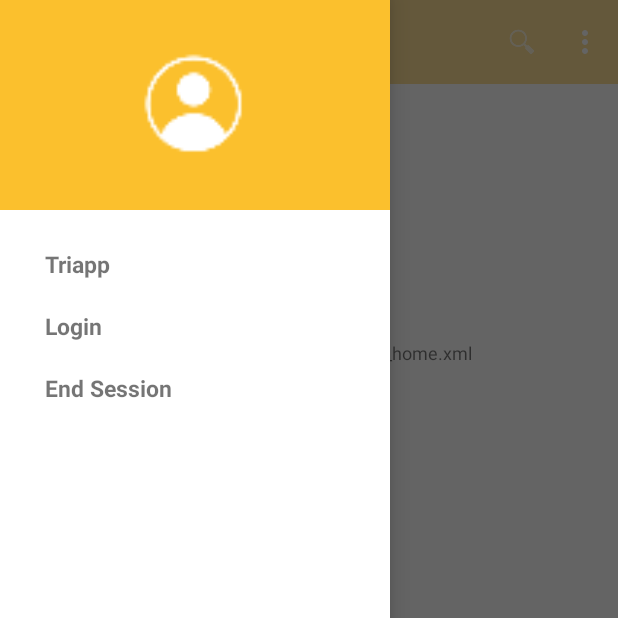
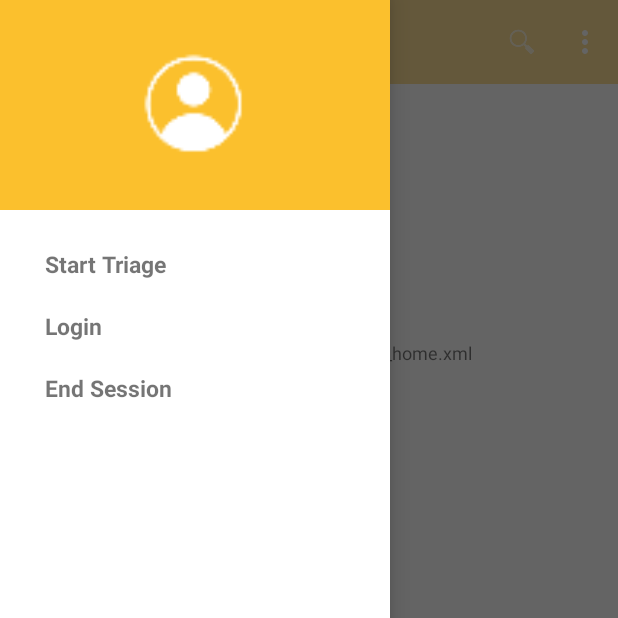
Before and after one commit to flocodemillo/TriApp, an Android app: the screen it shows after launch (TriApp), with the side drawer open, on a phone screen of 412 x 824 dp, the top half of it. Run offline under Robolectric (Android 15) with nearby library versions, the phone set to English and light mode, and no system bars; libraries missing offline, so code that uses them is left out: org.apache.commons; 1 statement that could not run was skipped.

```diff
--- a/app/src/main/java/es/usc/citius/triapp/adapters/DiscriminatorAdapter.java
+++ b/app/src/main/java/es/usc/citius/triapp/adapters/DiscriminatorAdapter.java
@@ -21,9 +21,7 @@ import es.usc.citius.triapp.data.Manchester;
 import es.usc.citius.triapp.data.manchester.Dictionary;
 import es.usc.citius.triapp.data.manchester.Discriminator;
 
-
 import java.util.List;
-
 
 
 public class DiscriminatorAdapter extends ArrayAdapter<Discriminator>{
--- a/app/src/main/java/es/usc/citius/triapp/fragments/ReportFragment.java
+++ b/app/src/main/java/es/usc/citius/triapp/fragments/ReportFragment.java
@@ -43,8 +43,6 @@ public class ReportFragment extends Fragment {
 
         View V = inflater.inflate(R.layout.fragment_report, container, false);
 
-
-
         return inflater.inflate(R.layout.fragment_report, container, false);
     }
 
@@ -66,7 +64,6 @@ public class ReportFragment extends Fragment {
                 if (question.getAnswer()) {
                     TextView discriminator = (TextView) getView().findViewById(R.id.discriminator);
                     discriminator.setText(String.format("Discriminator: %s", question.getDiscriminator()));
-                    //level.setText(""+Manchester.getCurrentLevel());
                     String info = question.getDescription();
                     Log.v(TAG, "Final: " + Manchester.getCurrentLevel() + " / " + question.getDiscriminator() + " / " + question.getAnswer() + "/" + question.getDescription());
                     TextView description = (TextView)getView().findViewById(R.id.description);
@@ -111,7 +108,7 @@ public class ReportFragment extends Fragment {
 
                 Intent intent = new Intent(getActivity(), TriApp.class);
 
-                if (Manchester.getCurrentLevel()!=4) {
+                if (Manchester.getCurrentLevel() != 4) {
                     List<Discriminator> questions = (Manchester.getCurrentWorkFlow()).getLevel(Manchester.getCurrentLevel()).getDiscriminators();
                     for (Discriminator question : questions) {
                         if (question.getAnswer()) {
--- a/app/src/main/res/layout/fragment_navigation_drawer.xml
+++ b/app/src/main/res/layout/fragment_navigation_drawer.xml
@@ -2,7 +2,6 @@
     android:layout_width="match_parent"
     android:layout_height="match_parent"
     android:background="@android:color/white">
-
 
     <RelativeLayout
         android:id="@+id/nav_header_container"
@@ -15,7 +14,8 @@
             android:layout_width="70dp"
             android:layout_height="70dp"
             android:src="@drawable/ic_stat_name"
-            android:layout_centerInParent="true"/>
+            android:layout_centerInParent="true"
+            android:contentDescription="@string/welcome_triapp" />
 
     </RelativeLayout>
 
@@ -27,5 +27,4 @@
         android:layout_below="@id/nav_header_container"
         android:layout_marginTop="15dp" />
 
-
 </RelativeLayout>
--- a/app/src/main/res/layout/fragment_report.xml
+++ b/app/src/main/res/layout/fragment_report.xml
@@ -4,7 +4,6 @@
     android:layout_height="match_parent"
     android:orientation="vertical"
     tools:context="es.usc.citius.triapp.fragments.ReportFragment">
-
     <Space
         android:id="@+id/space"
         android:layout_width="wrap_content"
--- a/app/src/main/res/values/color.xml
+++ b/app/src/main/res/values/color.xml
@@ -1,13 +1,4 @@
 <?xml version="1.0" encoding="utf-8"?>
-<!--<resources>
-    <color name="colorPrimary">#F50057</color>
-    <color name="colorPrimaryDark">#C51162</color>
-    <color name="textColorPrimary">#FFFFFF</color>
-    <color name="windowBackground">#FFFFFF</color>
-    <color name="navigationBarColor">#000000</color>
-    <color name="colorAccent">#FF80AB</color>
-</resources>
-    -->
 <resources>
     <color name="colorPrimary">#FBC02D</color>
     <color name="colorPrimaryDark">#FBC02D</color>
--- a/app/src/main/res/values/strings.xml
+++ b/app/src/main/res/values/strings.xml
@@ -1,39 +1,27 @@
 <resources>
-    <string name="app_name">Triapp</string>
 
-
-    <string name="action_search">Search</string>
-    <string name="drawer_open">Open</string>
-    <string name="drawer_close">Close</string>
-
-    <string name="nav_item_home">Triapp</string>
-    <string name="nav_item_friends">Login</string>
-    <string name="nav_item_notifications">End Session</string>
-
-    <!-- navigation drawer item labels  -->
     <string-array name="nav_drawer_labels">
         <item>@string/nav_item_home</item>
         <item>@string/nav_item_friends</item>
         <item>@string/nav_item_notifications</item>
     </string-array>
 
-    <string name="title_messages">Triapp</string>
+    <string name="app_name">Triapp</string>
+    <string name="action_search">Search</string>
+    <string name="drawer_open">Open</string>
+    <string name="drawer_close">Close</string>
+    <string name="nav_item_home">Start Triage</string>
+    <string name="nav_item_friends">Login</string>
+    <string name="nav_item_notifications">End Session</string>
+    <string name="title_messages">Logout</string>
     <string name="title_friends">Login</string>
     <string name="title_home">Triapp</string>
-
-    <string name="hello_world">Hello world!</string>
     <string name="name">Name</string>
     <string name="action_settings">Settings</string>
     <string name="title_flowchart_list">FlowCharts</string>
     <string name="title_flowchart_detail">FlowChart Detail</string>
     <string name="title_activity_triar">Triage</string>
     <string name="button_start">Start</string>
-    <string name="dialog_end_triage">End Triage?</string>
-    <string name="confirm">Confirm</string>
-    <string name="cancel">Cancel</string>
-
-    <!-- TODO: Remove or change this placeholder text -->
-    <string name="hello_blank_fragment">Suck it!</string>
     <string name="title_activity_report">ReportActivity</string>
     <string name="save">Save</string>
     <string name="end">End</string>
@@ -45,4 +33,6 @@
     <string name="triar">Triar</string>
     <string name="button_select_workflow">Select a workflow</string>
     <string name="subtitle_home"><![CDATA[XML del fragment -> fragment_home.xml]]></string>
+    <string name="welcome_triapp">Welcome to TriApp</string>
+
 </resources>
```
Also changed, not shown: app/src/main/java/es/usc/citius/triapp/fragments/EndTriageDialogFragment.java (deleted, +0 -38 lines).
